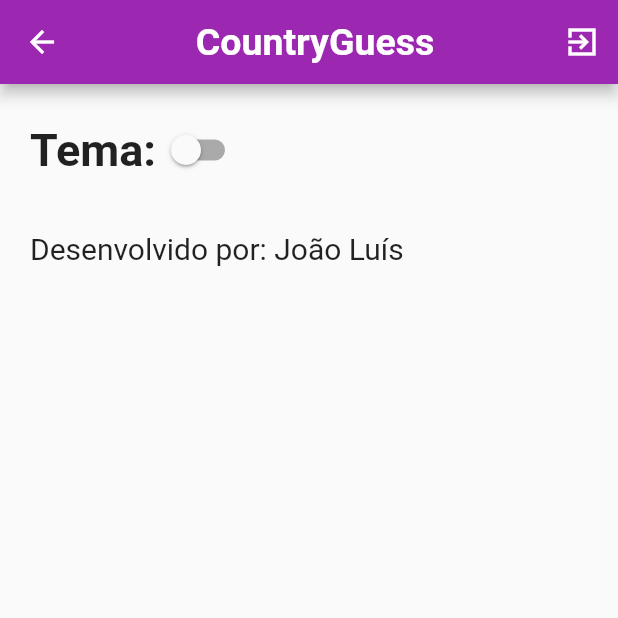
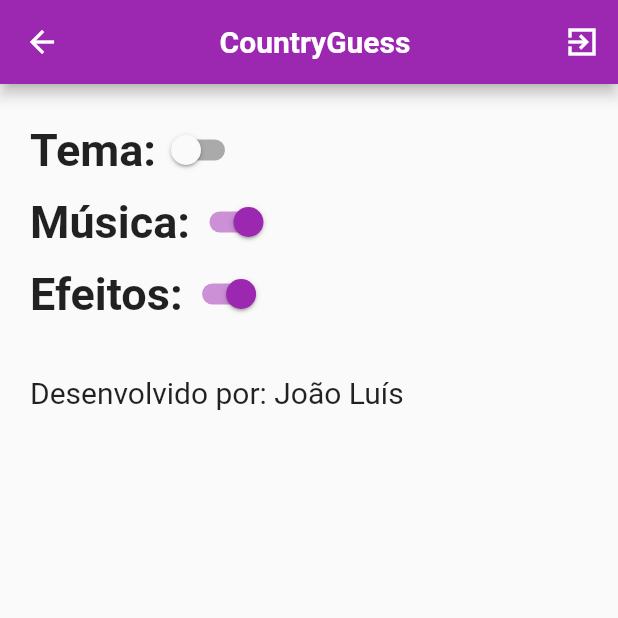
Before and after one commit to JoaoLuis45/JogoPaisesFlutter, a Flutter app: the screen it shows after launch, after a tap on "Jogar", after a tap on the "miscellaneous services" icon, on a phone screen of 412 x 824 dp, the top half of it. Run offline on Flutter 3.47's test engine with Material 2 defaults, Android fonts, the phone set to English and light mode, and no system bars; our stand-ins replace audioplayers; network calls fail; statements that could not run were skipped.

Commit message:
decreased size titlle and add new features
Avoid repetitions in alternatives
Feature add music sound off
Feature add soundEffects off

```diff
--- a/lib/app_config.dart
+++ b/lib/app_config.dart
@@ -2,9 +2,13 @@ import 'dart:io';
 
 import 'package:flutter/material.dart';
 import 'main.dart';
+import 'package:audioplayers/audioplayers.dart';
 
 class Configs extends StatefulWidget {
   static bool light = false;
+  static bool music = true;
+  static bool soundEffects = true;
+
   static String routeName = 'config';
   const Configs({super.key});
 
@@ -15,6 +19,8 @@ class Configs extends StatefulWidget {
 class _ConfigsState extends State<Configs> {
   @override
   Widget build(BuildContext context) {
+    final args =
+        ModalRoute.of(context)!.settings.arguments as ScreenArgumentsConfig;
     return MaterialApp(
       theme: ThemeData(
           brightness: Configs.light ? Brightness.dark : Brightness.light,
@@ -26,12 +32,12 @@ class _ConfigsState extends State<Configs> {
                 onPressed: () => exit(0), icon: Icon(Icons.exit_to_app_sharp))
           ],
           leading: IconButton(
-              onPressed: () => Navigator.pushNamed(context,'/'),
+              onPressed: () => Navigator.pushNamed(context, '/'),
               icon: Icon(Icons.arrow_back)),
           title: Center(
             child: Text(
               'CountryGuess',
-              style: TextStyle(fontWeight: FontWeight.bold, fontSize: 25),
+              style: TextStyle(fontWeight: FontWeight.bold, fontSize: 20),
             ),
           ),
         ),
@@ -42,7 +48,10 @@ class _ConfigsState extends State<Configs> {
             children: [
               Row(
                 children: [
-                  Text('Tema:',style: TextStyle(fontSize: 30,fontWeight: FontWeight.bold),),
+                  Text(
+                    'Tema:',
+                    style: TextStyle(fontSize: 30, fontWeight: FontWeight.bold),
+                  ),
                   Switch(
                       value: Configs.light,
                       onChanged: (bool value) {
@@ -52,9 +61,49 @@ class _ConfigsState extends State<Configs> {
                       }),
                 ],
               ),
+              Row(
+                children: [
+                  Text(
+                    'Música:',
+                    style: TextStyle(fontSize: 30, fontWeight: FontWeight.bold),
+                  ),
+                  Switch(
+                      value: Configs.music,
+                      onChanged: (bool value) {
+                        setState(() {
+                          if (args.music != null) {
+                            args.music?.stop();
+                          }
+                          Configs.music = !Configs.music;
+                        });
+                      }),
+                ],
+              ),
+              Row(
+                children: [
+                  Text(
+                    'Efeitos:',
+                    style: TextStyle(fontSize: 30, fontWeight: FontWeight.bold),
+                  ),
+                  Switch(
+                      value: Configs.soundEffects,
+                      onChanged: (bool value) {
+                        setState(() {
+                          if (args.soundEffects != null) {
+                            args.soundEffects?[0].stop();
+                            args.soundEffects?[1].stop();
+                          }
+                          Configs.soundEffects = !Configs.soundEffects;
+                        });
+                      }),
+                ],
+              ),
               Container(
-                margin: EdgeInsets.fromLTRB(0, 30, 0, 30),
-                child: Text('Desenvolvido por: João Luís',style: TextStyle(fontSize: 20),))
+                  margin: EdgeInsets.fromLTRB(0, 30, 0, 30),
+                  child: Text(
+                    'Desenvolvido por: João Luís',
+                    style: TextStyle(fontSize: 20),
+                  ))
             ],
           ),
         ),
@@ -62,3 +111,9 @@ class _ConfigsState extends State<Configs> {
     );
   }
 }
+
+class ScreenArgumentsConfig {
+  final AudioPlayer? music;
+  final List<AudioPlayer>? soundEffects;
+  ScreenArgumentsConfig({this.music, this.soundEffects});
+}
--- a/lib/homepage.dart
+++ b/lib/homepage.dart
@@ -9,6 +9,7 @@ import 'cert.dart';
 import 'package:http/http.dart' as http;
 import 'app_config.dart';
 import 'package:audioplayers/audioplayers.dart';
+import 'app_config.dart';
 
 class HomePage2 extends StatefulWidget {
   static bool isLoading = false;
@@ -43,10 +44,10 @@ class HomePage2 extends StatefulWidget {
     return [paisesABV, paisesAbvNome];
   }
 
-
   @override
   State<HomePage2> createState() => _HomePage2State();
 }
+
 AudioPlayer aleatorizarMusicas() {
   var rng = Random();
   int num = rng.nextInt(3);
@@ -79,12 +80,12 @@ class _HomePage2State extends State<HomePage2> {
                 onPressed: () => exit(0), icon: Icon(Icons.exit_to_app_sharp))
           ],
           leading: IconButton(
-              onPressed: () => Navigator.pushNamed(context, 'config'),
+              onPressed: () => Navigator.pushNamed(context, 'config',arguments: ScreenArgumentsConfig(music: null,soundEffects: null)),
               icon: Icon(Icons.miscellaneous_services)),
           title: Center(
             child: Text(
               'CountryGuess',
-              style: TextStyle(fontWeight: FontWeight.bold, fontSize: 25),
+              style: TextStyle(fontWeight: FontWeight.bold, fontSize: 20),
             ),
           ),
         ),
@@ -99,7 +100,12 @@ class _HomePage2State extends State<HomePage2> {
                   width: double.infinity,
                   child: ElevatedButton(
                     onPressed: () {
-                      var player = aleatorizarMusicas();
+                      var player;
+                      if (Configs.music) {
+                        player = aleatorizarMusicas();
+                      } else {
+                        player = AudioPlayer();
+                      }
                       if (!HomePage2.isLoading) {
                         setState(() {
                           HomePage2.isLoading = true;
--- a/lib/jogo.dart
+++ b/lib/jogo.dart
@@ -18,6 +18,8 @@ class Jogo extends StatefulWidget {
   static bool clicou = false;
   static const routeName = 'jogo';
   static int acertos = 0;
+  static var soundCorrect = AudioPlayer();
+  static var soundErrado = AudioPlayer();
   const Jogo({super.key});
 
   @override
@@ -93,7 +95,10 @@ class _JogoState extends State<Jogo> {
         for (int i = 0; i < 3; i++) {
           var paisErrado = args.lista[0][rng.nextInt(272)];
           paisErrado = args.lista[1][paisErrado];
-          paisesErrados.add(paisErrado);
+          if (!paisesErrados.contains(paisErrado) &&
+              !paisesErrados.contains(paisCerto)) {
+            paisesErrados.add(paisErrado);
+          }
         }
         Jogo.alternativas = [];
         paisesErrados.forEach((element) {
@@ -110,16 +115,20 @@ class _JogoState extends State<Jogo> {
       bool verificacao = false;
       var paisCorreto = args.lista[1][paisCerto];
       if (paisCorreto == resposta) {
-        final soundCorrect = AudioPlayer();
-        soundCorrect.play(AssetSource('sounds/correct.mp3'));
+        if (Configs.soundEffects) {
+          Jogo.soundCorrect.play(AssetSource('sounds/correct.mp3'));
+        }
+
         verificacao = true;
         setState(() {
           Jogo.acertouErrou = 'Acertou!';
           Jogo.acertos++;
         });
       } else {
-        final soundErrado = AudioPlayer();
-        soundErrado.play(AssetSource('sounds/errado.mp3'));
+        if (Configs.soundEffects) {
+          Jogo.soundErrado.play(AssetSource('sounds/errado.mp3'));
+        }
+
         setState(() {
           Jogo.acertouErrou = 'Errou: ${paisCorreto}';
         });
@@ -140,14 +149,16 @@ class _JogoState extends State<Jogo> {
       home: Scaffold(
         appBar: AppBar(
           leading: IconButton(
-              onPressed: () => Navigator.pushNamed(context, 'config'),
+              onPressed: () => Navigator.pushNamed(context, 'config',
+                  arguments: ScreenArgumentsConfig(
+                      music: args.music, soundEffects: [Jogo.soundCorrect,Jogo.soundErrado])),
               icon: Icon(Icons.miscellaneous_services)),
           actions: [
             IconButton(
                 onPressed: () {
                   Navigator.pushNamed(context, Resultado.routeName,
                       arguments:
-                          ScreenArgumentsResultado(Jogo.acertos, args.muscic));
+                          ScreenArgumentsResultado(Jogo.acertos, args.music,[Jogo.soundCorrect,Jogo.soundErrado]));
                 },
                 icon: Icon(Icons.pause))
           ],
@@ -317,6 +328,6 @@ class _JogoState extends State<Jogo> {
 
 class ScreenArguments {
   final List lista;
-  final AudioPlayer muscic;
-  ScreenArguments(this.lista, this.muscic);
+  final AudioPlayer music;
+  ScreenArguments(this.lista, this.music);
 }
--- a/lib/resultado.dart
+++ b/lib/resultado.dart
@@ -30,12 +30,13 @@ class _ResultadoState extends State<Resultado> {
                 onPressed: () => exit(0), icon: Icon(Icons.exit_to_app_sharp))
           ],
           leading: IconButton(
-              onPressed: () => Navigator.pushNamed(context, 'config'),
+              onPressed: () => Navigator.pushNamed(context, 'config',
+                  arguments: ScreenArgumentsConfig(music: args.music,soundEffects: args.soundEffects)),
               icon: Icon(Icons.miscellaneous_services)),
           title: Center(
             child: Text(
               'CountryGuess',
-              style: TextStyle(fontWeight: FontWeight.bold, fontSize: 25),
+              style: TextStyle(fontWeight: FontWeight.bold, fontSize: 20),
             ),
           ),
         ),
@@ -84,5 +85,6 @@ class _ResultadoState extends State<Resultado> {
 class ScreenArgumentsResultado {
   final int acertos;
   final AudioPlayer music;
-  ScreenArgumentsResultado(this.acertos, this.music);
+  final List<AudioPlayer> soundEffects;
+  ScreenArgumentsResultado(this.acertos, this.music,this.soundEffects);
 }
```
Lines whose indentation alone changed are shown as unchanged.
